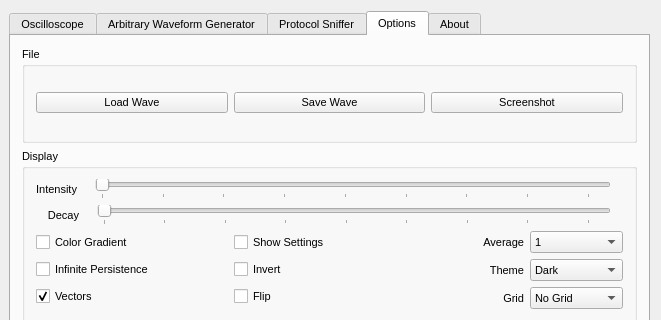
Old version of the form xprotolabinterface.ui in the repository ganzziani/xscopes-qt; both pictures show x 299 to 960 and y 0 to 320 of the 960 by 661 pixel window.
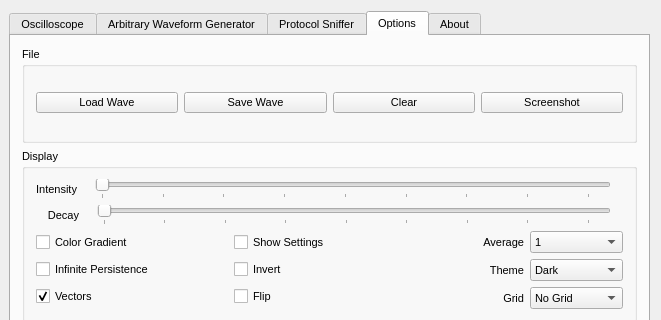
New version of the form. Icons and pictures are not drawn. Custom widgets are drawn as their Qt base class.

```diff
--- a/xprotolabinterface.ui
+++ b/xprotolabinterface.ui
@@ -3978,6 +3978,13 @@
                   </property>
                  </widget>
                 </item>
+                <item>
+                 <widget class="QPushButton" name="clearWaveButton">
+                  <property name="text">
+                   <string>Clear</string>
+                  </property>
+                 </widget>
+                </item>
                 <item>
                  <widget class="QPushButton" name="screenShotButton">
                   <property name="text">
```
